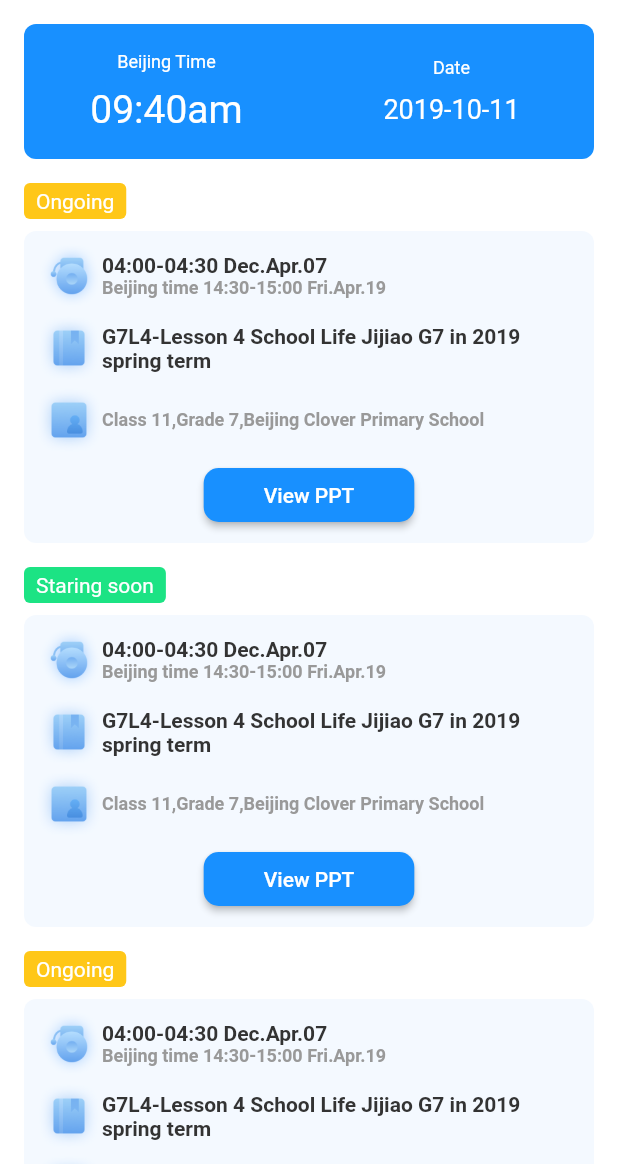
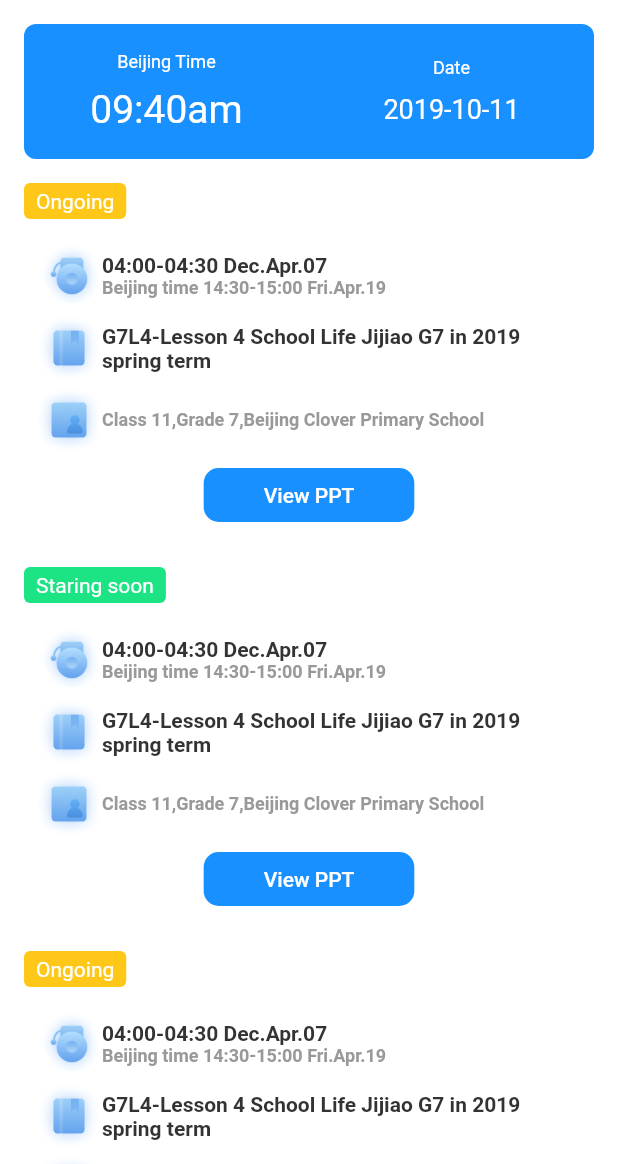
Before and after one commit to CodeByZack/flutter_wj, a Flutter app: the HomePage screen opened directly, on a phone screen of 412 x 824 dp, the part 72-1236 px from its top. Run offline on Flutter 3.47's test engine with Material 2 defaults, Android fonts, the phone set to English and light mode, and no system bars; our stand-ins replace dio, shared_preferences; missing offline and left inert: flutter_full_pdf_viewer; accounts and stored records are empty; statements that could not run were skipped.

Commit message:
整理代码

```diff
--- a/lib/common/config.dart
+++ /dev/null
@@ -1,5 +0,0 @@
-class Config {
-  static String USERNAME_KEY = "USERNAME_KEY";
-  static String PASSWORD_KEY = "PASSWORD_KEY";
-  static String TOKEN_KEY = "TOKEN_KEY ";
-}
--- a/lib/common/global.dart
+++ b/lib/common/global.dart
@@ -1,20 +1,19 @@
 // 提供五套可选主题色
 import 'package:flutter/material.dart';
-import 'package:flutterdemo/common/utils.dart';
-import 'package:flutterdemo/model/userBean.dart';
 
 
-const _themes = <MaterialColor>[
-  Colors.blue,
-  Colors.cyan,
-  Colors.teal,
-  Colors.green,
-  Colors.red,
-];
+class G {
 
-class Global {
-  static UserBean userBean;
-  static Future init() async {
-    // userBean = await SPDataUtils.getUserBean();
-  }
+  static const Color colorGrey = Color(0xFFBEBEBE);
+  static const Color colorBlue = Color(0xFF1890FF);
+  static const Color colorTextDark = Color(0xFF333333);
+  static const Color colorTextGrey = Color(0xFF999999);
+
+  static const String USERNAME_KEY = "USERNAME_KEY";
+  static const String PASSWORD_KEY = "PASSWORD_KEY";
+  static const String TOKEN_KEY = "TOKEN_KEY ";
+
+  /// 手动延时
+  static sleep({ int milliseconds = 1000 }) async => await Future.delayed(Duration(milliseconds: milliseconds));
+
 }
--- a/lib/common/utils.dart
+++ b/lib/common/utils.dart
@@ -25,7 +25,7 @@ class SPDataUtils{
   // 获取数据
   static Future getKey(key) async{
     SharedPreferences sp = await SharedPreferences.getInstance();
-    print(sp.get(key));
+    // print(sp.get(key));
     return sp.get(key);
   }
 
--- a/lib/components/Button.dart
+++ b/lib/components/Button.dart
@@ -1,12 +1,14 @@
 import 'package:flutter/cupertino.dart';
 import 'package:flutter/material.dart';
+import 'package:flutterdemo/common/global.dart';
 
 class Button extends StatelessWidget {
   final Widget icon;
   final String text;
   final EdgeInsetsGeometry padding;
   final VoidCallback onPressed;
-  Button({this.icon, this.text,this.onPressed,this.padding});
+  final Color color;
+  Button({this.icon, this.text,this.onPressed,this.padding,this.color = G.colorBlue});
 
   @override
   Widget build(BuildContext context) {
@@ -15,8 +17,9 @@ class Button extends StatelessWidget {
       return RaisedButton.icon(
         onPressed: onPressed,
         icon: icon,
-        color: Color(0xFF1890FF),
+        color: color,
         textColor: Colors.white,
+        elevation: 0,
         label: Text(text),
         shape: RoundedRectangleBorder(
             borderRadius: BorderRadius.all(Radius.circular(10))),
@@ -24,7 +27,9 @@ class Button extends StatelessWidget {
     } else {
       return RaisedButton(
         onPressed: onPressed,
-        color: Color(0xFF1890FF),
+        color: color,
+        elevation: 0,
+
         textColor: Colors.white,
         padding: padding,
         shape: RoundedRectangleBorder(
--- a/lib/components/CourseItem.dart
+++ b/lib/components/CourseItem.dart
@@ -1,4 +1,5 @@
 import 'package:flutter/material.dart';
+import 'package:flutterdemo/common/global.dart';
 import 'package:flutterdemo/components/Button.dart';
 import 'package:flutterdemo/model/courseBean.dart';
 
@@ -31,7 +32,7 @@ class CourseItem extends StatelessWidget {
           width: double.infinity,
           padding: EdgeInsets.all(8),
           decoration: BoxDecoration(
-              color: Color(0xFFF4F9FF), borderRadius: BorderRadius.circular(8)),
+              color: Colors.white, borderRadius: BorderRadius.circular(8)),
           child: Column(
             children: <Widget>[
               buildListTitle("images/icon-1.png", "04:00-04:30 Dec.Apr.07",
@@ -63,7 +64,7 @@ Widget buildListTitle(img, text1, text2) {
       style: TextStyle(
         fontSize: 14,
         fontWeight: FontWeight.bold,
-        color: Color(0xFF333333),
+        color: G.colorTextDark,
       ),
     ));
   }
@@ -72,7 +73,7 @@ Widget buildListTitle(img, text1, text2) {
         style: TextStyle(
           fontSize: 12,
           fontWeight: FontWeight.bold,
-          color: Color(0xFF999999),
+          color: G.colorTextGrey,
         )));
   }
   return Padding(
--- a/lib/http/api.dart
+++ b/lib/http/api.dart
@@ -46,7 +46,7 @@ class Http {
 
   Future handleToken() async {
     if (_token == null) {
-      var token = await SPDataUtils.getKey(Config.TOKEN_KEY);
+      var token = await SPDataUtils.getKey(G.TOKEN_KEY);
       if (token != null) {
         _token = token;
       }
@@ -57,6 +57,8 @@ class Http {
 final Http http = Http();
 
 Future login(args) async {
-  await Future.delayed(Duration(microseconds: 1000));
+  print("now");
+  await G.sleep();
+  print("5sguohou");
   return "test";
 }
--- a/lib/pages/home/HomeDate.dart
+++ b/lib/pages/home/HomeDate.dart
@@ -1,5 +1,6 @@
 
 import 'package:flutter/material.dart';
+import 'package:flutterdemo/common/global.dart';
 
 class HomeDate extends StatelessWidget {
   const HomeDate({
@@ -12,7 +13,7 @@ class HomeDate extends StatelessWidget {
       height: 90,
       alignment: Alignment.center,
       decoration: BoxDecoration(
-          color: Color(0xFF1890FF),
+          color: G.colorBlue,
           borderRadius: BorderRadius.all(Radius.circular(8))),
       child: Row(
         children: <Widget>[
--- a/lib/pages/home/index.dart
+++ b/lib/pages/home/index.dart
@@ -1,6 +1,8 @@
 
 import 'package:flutter/cupertino.dart';
 import 'package:flutter/material.dart';
+import 'package:flutterdemo/common/config.dart';
+import 'package:flutterdemo/common/utils.dart';
 import 'package:flutterdemo/model/courseBean.dart';
 import 'package:flutterdemo/pages/home/HomeAppbar.dart';
 import 'package:flutterdemo/pages/home/HomeListView.dart';
@@ -14,6 +16,21 @@ class HomePage extends StatefulWidget {
 
 class _HomePageState extends State<HomePage> {
   final GlobalKey<ScaffoldState> _scaffoldKey = new GlobalKey();
+
+  @override
+  void initState() {
+    // TODO: implement initState
+    super.initState();
+    _isLogin();
+  }
+
+  void _isLogin() async {
+    var token = await SPDataUtils.getKey(G.TOKEN_KEY);
+    print(token);
+    if (token == null) {
+      Navigator.of(context).pushReplacementNamed("/login");
+    }
+  }
 
   _jumpToPPT(BuildContext context) {
     return (CourseBean bean) {
--- a/lib/theme/customeTheme.dart
+++ b/lib/theme/customeTheme.dart
@@ -3,9 +3,10 @@
 // found in the LICENSE file.
 
 import 'package:flutter/material.dart';
+import 'package:flutterdemo/common/global.dart';
 
 class CustomeThemeData {
-  static const titleTextStyle = TextStyle(
+  static TextStyle titleTextStyle = TextStyle(
       color: Colors.black,
       fontSize: 18,
       fontWeight: FontWeight.bold,
@@ -17,12 +18,12 @@ class CustomeThemeData {
   static ThemeData themeData() {
     return ThemeData(
         backgroundColor: Colors.white,
-        primaryColor: Color(0xFF1890FF),
+        primaryColor: G.colorBlue,
         appBarTheme: AppBarTheme(
             elevation: 0,
             color: Colors.white,
             iconTheme: IconThemeData(color: Colors.black),
             textTheme: TextTheme(title: titleTextStyle)),
-        buttonTheme: ButtonThemeData(buttonColor: Color(0xFF1890FF)));
+        buttonTheme: ButtonThemeData(buttonColor: G.colorBlue));
   }
 }
```
Also changed, not shown: lib/components/Dialog.dart (+34 -2 lines), lib/main.dart (+4 -4 lines), lib/pages/home/HomeDrawer.dart (+4 -3 lines), lib/pages/login/buildInputDecoration.dart (added, +15 -0 lines), lib/pages/login/index.dart (renamed from lib/pages/login/login.dart, +18 -27 lines), lib/pages/ppt/buildTab.dart (added, +59 -0 lines), lib/pages/ppt/index.dart (renamed from lib/pages/ppt.dart, +2 -56 lines), lib/common/theme.dart (deleted), lib/pages/login/components.dart (deleted).
